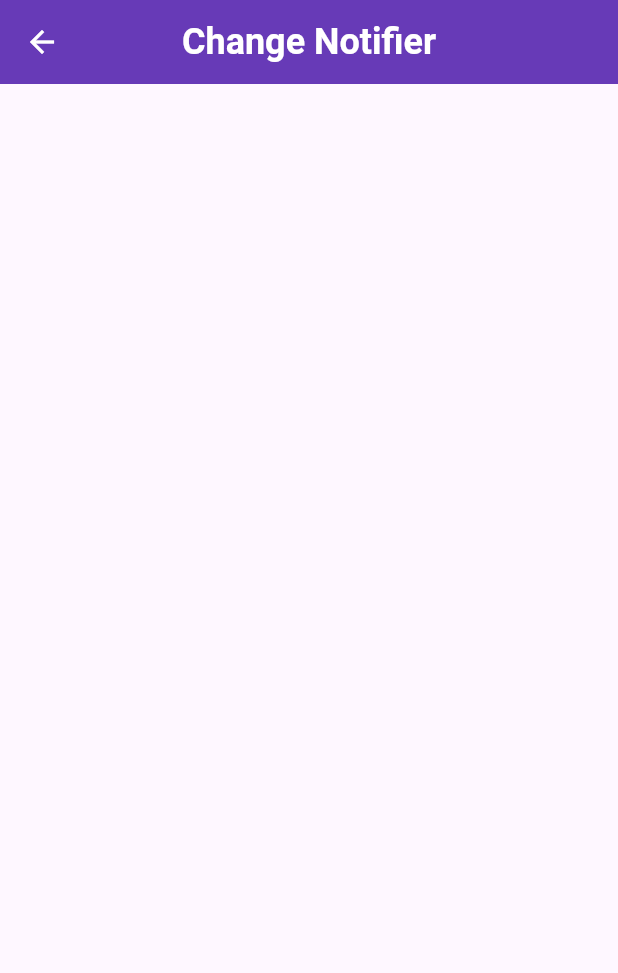
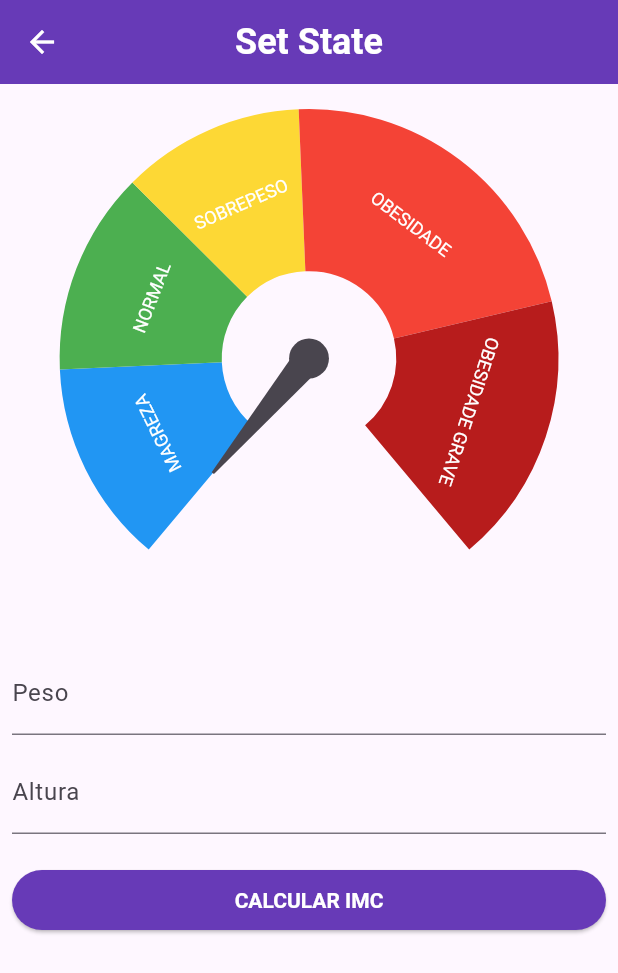
Before and after one commit to brunozupp/review_native_state_management, a Flutter app: the ChangeNotifierPage screen opened by its route, on a phone screen of 412 x 824 dp. Shown: the top 973 px of the screen. Run offline on Flutter 3.47's test engine with Material 3 defaults, Android fonts, the phone set to English and light mode, and no system bars; drawn by our look-alikes of syncfusion_flutter_gauges; our stand-ins replace currency_text_input_formatter.

Commit message:
ChangeNotifier

```diff
--- a/lib/app/pages/change_notifier_page/change_notifier_page.dart
+++ b/lib/app/pages/change_notifier_page/change_notifier_page.dart
@@ -1,16 +1,139 @@
+import 'package:currency_text_input_formatter/currency_text_input_formatter.dart';
 import 'package:flutter/material.dart';
+import 'package:intl/intl.dart';
+import 'package:review_native_state_management/app/pages/change_notifier_page/imc_change_notifier_controller.dart';
+import 'package:review_native_state_management/app/pages/widgets/imc_gauge.dart';
 
-class ChangeNotifierPage extends StatelessWidget {
+class ChangeNotifierPage extends StatefulWidget {
+  const ChangeNotifierPage({super.key});
 
-  const ChangeNotifierPage({ super.key });
+  @override
+  State<ChangeNotifierPage> createState() => _ChangeNotifierPageState();
+}
+
+class _ChangeNotifierPageState extends State<ChangeNotifierPage> {
+
+  final imcChangeNotifierController = ImcChangeNotifierController();
+
+  final _formKey = GlobalKey<FormState>();
+  final _pesoEC = TextEditingController();
+  final _alturaEC = TextEditingController();
+
+  @override
+  void dispose() {
+    _pesoEC.dispose();
+    _alturaEC.dispose();
+    super.dispose();
+  }
 
   @override
   Widget build(BuildContext context) {
     return Scaffold(
       appBar: AppBar(
-        title: const Text('Change Notifier'),
+        title: const Text('Set State'),
       ),
-      body: Container(),
+      body: SingleChildScrollView(
+        padding: const EdgeInsets.all(8),
+        child: Form(
+          key: _formKey,
+          child: Column(
+            children: [
+
+              AnimatedBuilder(
+                animation: imcChangeNotifierController,
+                builder: (context, build) {
+                  return ImcGauge(
+                    imc: imcChangeNotifierController.imc,
+                  );
+                }
+              ),
+
+              const SizedBox(
+                height: 20,
+              ),
+
+              TextFormField(
+                controller: _pesoEC,
+                decoration: const InputDecoration(
+                  labelText: "Peso",
+                ),
+                keyboardType: TextInputType.number,
+                inputFormatters: [
+                  CurrencyTextInputFormatter.currency(
+                    locale: "pt_BR",
+                    symbol: "",
+                    decimalDigits: 2,
+                    turnOffGrouping: true,
+                  ),
+                ],
+                validator: (value) {
+                  if(value == null || value.isEmpty) {
+                    return "Peso obrigatório";
+                  }
+
+                  return null;
+                },
+              ),
+
+              const SizedBox(
+                height: 10,
+              ),
+
+              TextFormField(
+                controller: _alturaEC,
+                decoration: const InputDecoration(
+                  labelText: "Altura",
+                ),
+                keyboardType: TextInputType.number,
+                inputFormatters: [
+                  CurrencyTextInputFormatter.currency(
+                    locale: "pt_BR",
+                    symbol: "",
+                    decimalDigits: 2,
+                    turnOffGrouping: true,
+                  ),
+                ],
+                validator: (value) {
+                  if(value == null || value.isEmpty) {
+                    return "Altura obrigatório";
+                  }
+
+                  return null;
+                },
+              ),
+
+              const SizedBox(
+                height: 20,
+              ),
+
+              SizedBox(
+                width: double.infinity,
+                child: ElevatedButton(
+                  onPressed: () {
+                    final formValid = _formKey.currentState?.validate() ?? false;
+
+                    if(formValid) {
+                      final formatter = NumberFormat.simpleCurrency(
+                        locale: "pt_BR",
+                        decimalDigits: 2,
+                      );
+
+                      double peso = formatter.parse(_pesoEC.text) as double;
+                      double altura = formatter.parse(_alturaEC.text) as double;
+
+                      imcChangeNotifierController.calcularIMC(
+                        peso: peso,
+                        altura: altura,
+                      );
+                    }
+                  },
+                  child: const Text("CALCULAR IMC"),
+                ),
+              ),
+            ],
+          ),
+        ),
+      ),
     );
   }
 }
--- /dev/null
+++ b/lib/app/pages/change_notifier_page/imc_change_notifier_controller.dart
@@ -0,0 +1,25 @@
+import 'dart:math';
+
+import 'package:flutter/material.dart';
+
+class ImcChangeNotifierController extends ChangeNotifier {
+
+  var imc = 0.0;
+
+  Future<void> calcularIMC({
+    required double peso,
+    required double altura,
+  }) async {
+
+    imc = 0;
+
+    // Vai notificar todos os Listeners dessa classe que houve uma
+    // alteração para eles poderem rebuildart
+    notifyListeners();
+
+    await Future.delayed(const Duration(seconds: 1));
+
+    imc = peso / pow(altura, 2);
+    notifyListeners();
+  }
+}
```
